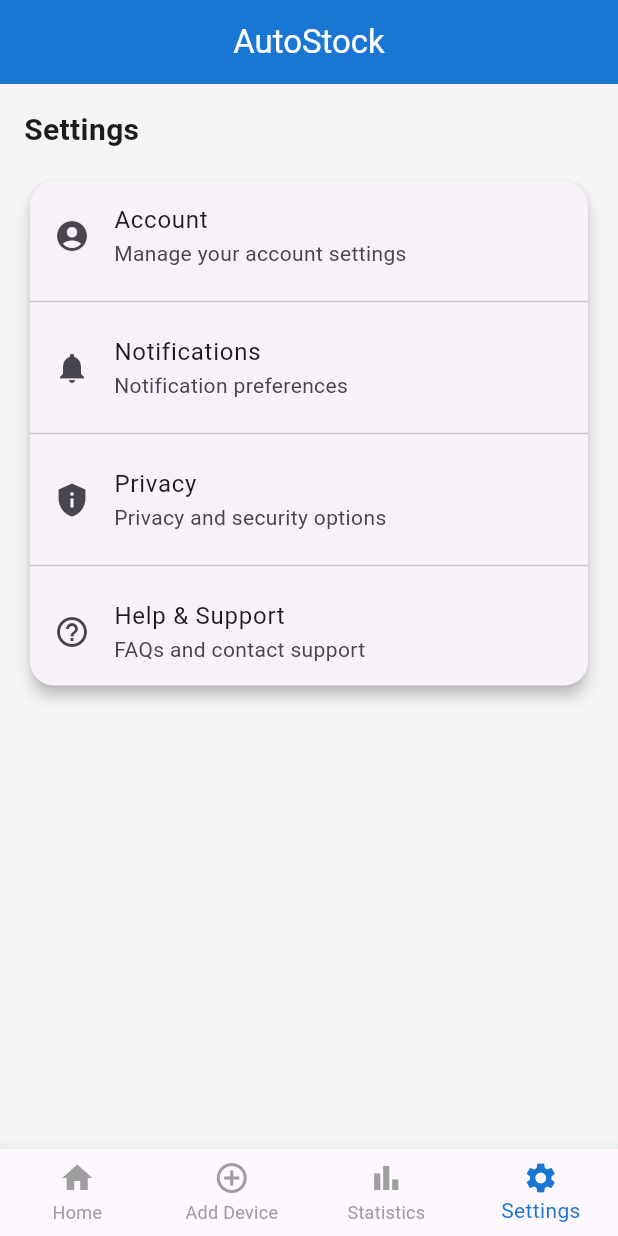
After one commit to VMittal122/IOT-Device-Code, a Flutter app: the SettingsPage screen opened directly, on a phone screen of 412 x 824 dp. The commit adds this screen. Run offline on Flutter 3.47's test engine with Material 3 defaults, Android fonts, the phone set to English and light mode, and no system bars; our stand-ins replace firebase_core, fl_chart, logger; accounts and stored records are empty.

Commit message:
settings page completed

```diff
--- a/analysis_options.yaml
+++ b/analysis_options.yaml
@@ -7,6 +7,9 @@
 
 # The following line activates a set of recommended lints for Flutter apps,
 # packages, and plugins designed to encourage good coding practices.
+analyzer:
+  errors:
+    unused_import: ignore
 include: package:flutter_lints/flutter.yaml
 
 linter:
--- a/lib/add_device_page.dart
+++ b/lib/add_device_page.dart
@@ -176,11 +176,11 @@ class _AddDevicePageState extends State<AddDevicePage> {
           ),
           BottomNavigationBarItem(
             icon: Icon(Icons.add_circle_outline),
-            label: 'Add',
+            label: 'Add Device',
           ),
           BottomNavigationBarItem(
             icon: Icon(Icons.bar_chart_outlined),
-            label: 'Stats',
+            label: 'Statistics',
           ),
           BottomNavigationBarItem(
             icon: Icon(Icons.settings_outlined),
--- a/lib/flashpage.dart
+++ b/lib/flashpage.dart
@@ -81,6 +81,7 @@ class SplashScreenState extends State<SplashScreen> with SingleTickerProviderSta
                     fontSize: screenWidth * 0.05,
                     fontFamily: 'HachiMaruPop',
                     fontStyle: FontStyle.italic,
+                    fontWeight: FontWeight.bold,
                     color: Colors.blue.shade700,
                   ),
                 ),
--- a/lib/main.dart
+++ b/lib/main.dart
@@ -4,6 +4,7 @@ import 'package:iot_device/add_device_page.dart';
 import 'package:iot_device/firebase_options.dart';
 import 'package:iot_device/flashpage.dart';
 import 'package:iot_device/homepage.dart';
+import 'package:iot_device/statistics.dart';
 import 'package:iot_device/login.dart'; // Only used import
 
 Future<void> main() async {
@@ -20,7 +21,7 @@ class MyApp extends StatelessWidget {
     return MaterialApp(
       title: 'AutoStock',
       theme: ThemeData(useMaterial3: true),
-      home: const ChartPage(),//Make sure this is const
+      home: const HomePage(),//Make sure this is const
       debugShowCheckedModeBanner: false,
     );
   }
--- /dev/null
+++ b/lib/setting_page.dart
@@ -0,0 +1,96 @@
+import 'package:flutter/material.dart';
+import 'homepage.dart';
+import 'add_device_page.dart';
+import 'statistics.dart';
+
+class SettingsPage extends StatefulWidget {
+  const SettingsPage({super.key});
+
+  @override
+  State<SettingsPage> createState() => _SettingsPageState();
+}
+
+class _SettingsPageState extends State<SettingsPage> {
+  int _currentIndex = 3;
+
+  void _onItemTapped(int index) {
+    if (index == _currentIndex) return;
+    switch (index) {
+      case 0:
+        Navigator.pushReplacement(context, MaterialPageRoute(builder: (_) => const HomePage()));
+        break;
+      case 1:
+        Navigator.pushReplacement(context, MaterialPageRoute(builder: (_) => const AddDevicePage()));
+        break;
+      case 2:
+        Navigator.pushReplacement(context, MaterialPageRoute(builder: (_) => const StatisticsPage()));
+        break;
+      case 3:
+        break;
+    }
+  }
+
+  @override
+  Widget build(BuildContext context) {
+    return Scaffold(
+      appBar: AppBar(
+        title: const Text('AutoStock', style: TextStyle(color: Colors.white)),
+        backgroundColor: Colors.blue.shade700,
+        centerTitle: true,
+      ),
+      backgroundColor: Colors.grey[100],
+      body: ListView(
+        padding: const EdgeInsets.all(16),
+        children: [
+          const Text("Settings", style: TextStyle(fontSize: 20, fontWeight: FontWeight.bold)),
+          const SizedBox(height: 16),
+          Card(
+            shape: RoundedRectangleBorder(borderRadius: BorderRadius.circular(16)),
+            elevation: 4,
+            child: Column(
+              children: const [
+                ListTile(
+                  leading: Icon(Icons.account_circle),
+                  title: Text("Account"),
+                  subtitle: Text("Manage your account settings"),
+                ),
+                Divider(),
+                ListTile(
+                  leading: Icon(Icons.notifications),
+                  title: Text("Notifications"),
+                  subtitle: Text("Notification preferences"),
+                ),
+                Divider(),
+                ListTile(
+                  leading: Icon(Icons.privacy_tip),
+                  title: Text("Privacy"),
+                  subtitle: Text("Privacy and security options"),
+                ),
+                Divider(),
+                ListTile(
+                  leading: Icon(Icons.help_outline),
+                  title: Text("Help & Support"),
+                  subtitle: Text("FAQs and contact support"),
+                ),
+              ],
+            ),
+          ),
+        ],
+      ),
+      bottomNavigationBar: BottomNavigationBar(
+        currentIndex: _currentIndex,
+        onTap: _onItemTapped,
+        selectedItemColor: Colors.blue.shade700,
+        unselectedItemColor: Colors.grey,
+        showUnselectedLabels: true,
+        type: BottomNavigationBarType.fixed,
+        items: const [
+          BottomNavigationBarItem(icon: Icon(Icons.home), label: 'Home'),
+          BottomNavigationBarItem(icon: Icon(Icons.add_circle_outline), label: 'Add Device'),
+          BottomNavigationBarItem(icon: Icon(Icons.bar_chart_outlined), label: 'Statistics'),
+          BottomNavigationBarItem(icon: Icon(Icons.settings), label: 'Settings'),
+        ],
+      ),
+    );
+  }
+}
```
Also changed, not shown: lib/homepage.dart (+60 -21 lines), lib/statistics.dart (+55 -18 lines), pubspec.yaml (+5 -6 lines), pubspec.lock.
